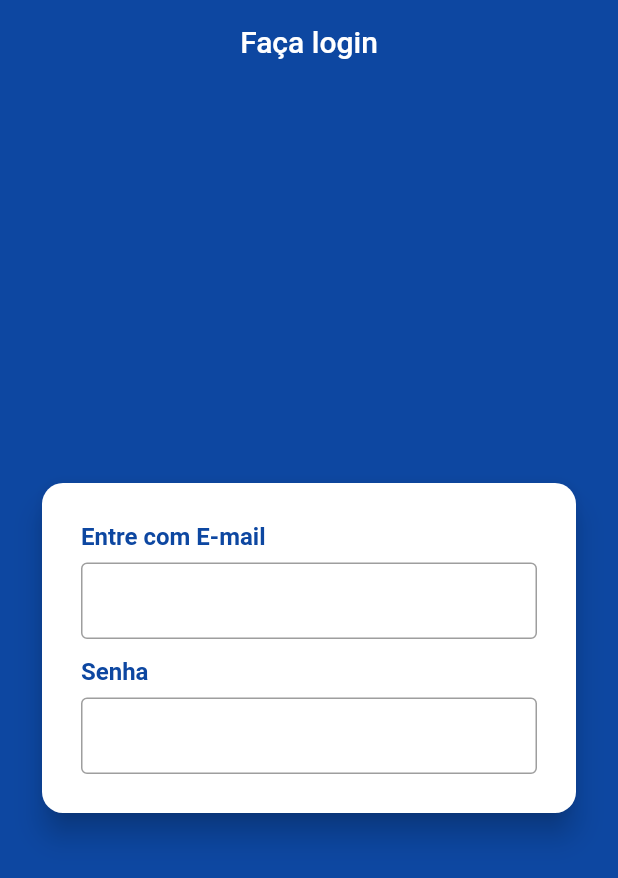
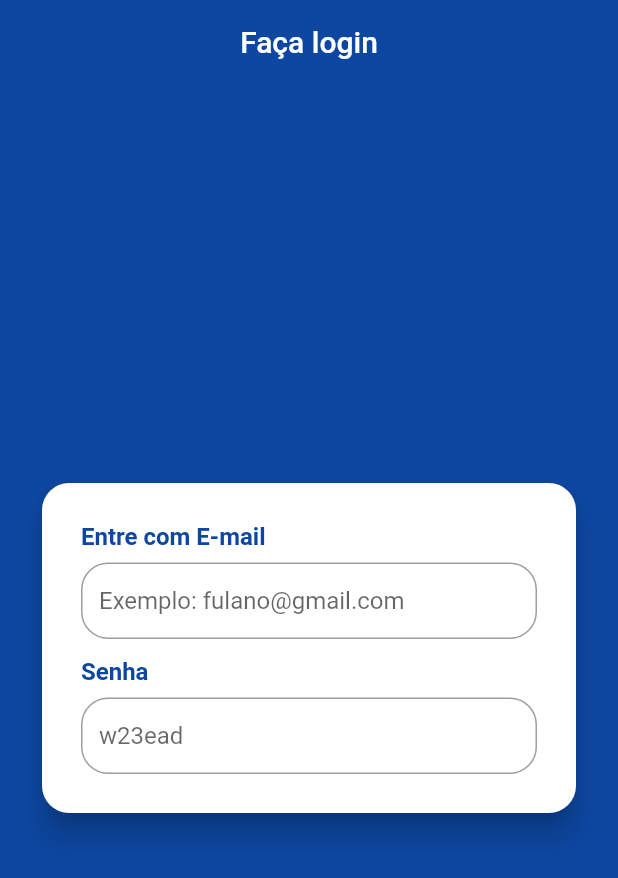
Before and after one commit to ailtoncunhasilva/Flutter-mobx, a Flutter app: the screen it shows after launch, on a phone screen of 412 x 824 dp. Shown: the top 878 px of the screen. Run offline on Flutter 3.47's test engine with Material 2 defaults, Android fonts, the phone set to English and light mode, and no system bars; our stand-ins replace flutter_mobx, mobx; generated files the repository leaves out were written again.

```diff
--- a/lib/screen/home_page.dart
+++ b/lib/screen/home_page.dart
@@ -1,6 +1,10 @@
 import 'package:flutter/material.dart';
+import 'package:flutter_mobx/flutter_mobx.dart';
+import 'package:mobx_flutter/stores/pagehome_store.dart';
 
 class HomePage extends StatelessWidget {
+  final PageHomeStore pagehomeStore = PageHomeStore();
+
   @override
   Widget build(BuildContext context) {
     return Scaffold(
@@ -15,8 +19,7 @@ class HomePage extends StatelessWidget {
             padding: const EdgeInsets.only(bottom: 16),
             child: Card(
               shape: RoundedRectangleBorder(
-                borderRadius: BorderRadius.circular(14)
-              ),
+                  borderRadius: BorderRadius.circular(18)),
               elevation: 8,
               margin: EdgeInsets.symmetric(horizontal: 28),
               child: Padding(
@@ -33,13 +36,20 @@ class HomePage extends StatelessWidget {
                       ),
                     ),
                     SizedBox(height: 8),
-                    TextFormField(
+                    Observer(builder: (_) {
+                      return TextFormField(
                         decoration: InputDecoration(
-                        border: OutlineInputBorder(),
+                          border: OutlineInputBorder(
+                            borderRadius: BorderRadius.all(Radius.circular(18)),
+                          ),
+                          hintText: 'Exemplo: fulano@gmail.com',
                           isDense: true,
+                          errorText: pagehomeStore.emailError,
                         ),
                         keyboardType: TextInputType.emailAddress,
-                    ),
+                        onChanged: pagehomeStore.setEmail,
+                      );
+                    }),
                     SizedBox(height: 12),
                     Text(
                       'Senha',
@@ -50,13 +60,20 @@ class HomePage extends StatelessWidget {
                       ),
                     ),
                     SizedBox(height: 8),
-                    TextFormField(
+                    Observer(builder: (_) {
+                      return TextFormField(
                         decoration: InputDecoration(
-                        border: OutlineInputBorder(),
+                          border: OutlineInputBorder(
+                            borderRadius: BorderRadius.all(Radius.circular(18)),
+                          ),
                           isDense: true,
+                          hintText: 'w23ead',
+                          errorText: pagehomeStore.passwordError,
                         ),
                         obscureText: true,
-                    ),
+                        onChanged: pagehomeStore.setPassword,
+                      );
+                    }),
                   ],
                 ),
               ),
--- a/pubspec.yaml
+++ b/pubspec.yaml
@@ -28,10 +28,15 @@ dependencies:
   # The following adds the Cupertino Icons font to your application.
   # Use with the CupertinoIcons class for iOS style icons.
   cupertino_icons: ^0.1.3
+  mobx: ^1.2.1+2
+  flutter_mobx: ^1.1.0+2
 
 dev_dependencies:
   flutter_test:
     sdk: flutter
+
+  build_runner: ^1.10.1
+  mobx_codegen: ^1.1.0+1
 
 # For information on the generic Dart part of this file, see the
 # following page: https://dart.dev/tools/pub/pubspec
```
Also changed, not shown: lib/stores/pagehome_store.dart (added, +43 -0 lines), lib/stores/pagehome_store.g.dart (added), pubspec.lock. Lines whose indentation alone changed are shown as unchanged.
